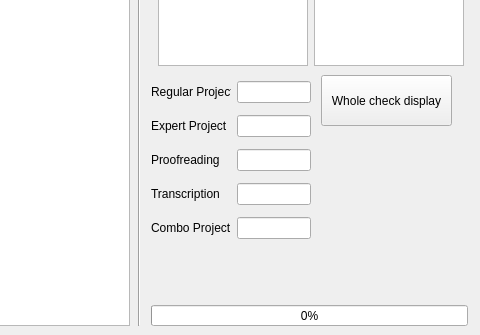
Above: main_design.ui from yvgenyk/API-Test2 before the change; both pictures show x 609 to 1089 and y 255 to 590 of the 1089 by 590 pixel window. Below: the same form after it.
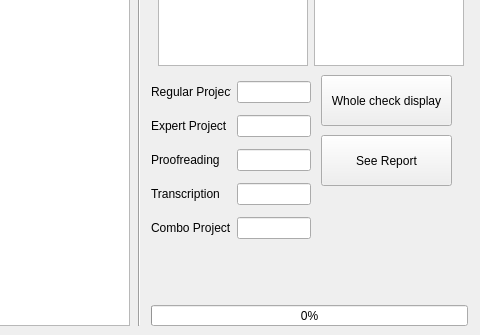
That is the form after the change.

What changed in the file:
```diff
--- a/main_design.ui
+++ b/main_design.ui
@@ -416,6 +416,19 @@
     <string>Whole check display</string>
    </property>
   </widget>
+  <widget class="QPushButton" name="reportBtn">
+   <property name="geometry">
+    <rect>
+     <x>930</x>
+     <y>390</y>
+     <width>131</width>
+     <height>51</height>
+    </rect>
+   </property>
+   <property name="text">
+    <string>See Report</string>
+   </property>
+  </widget>
  </widget>
  <resources/>
  <connections/>
```
